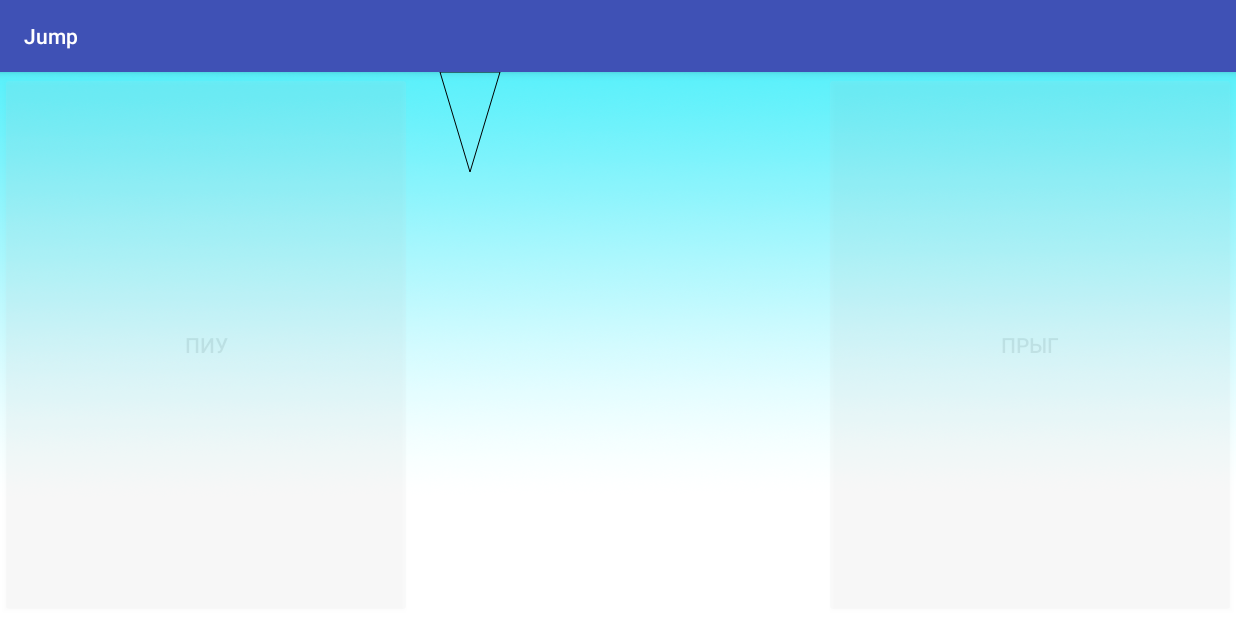
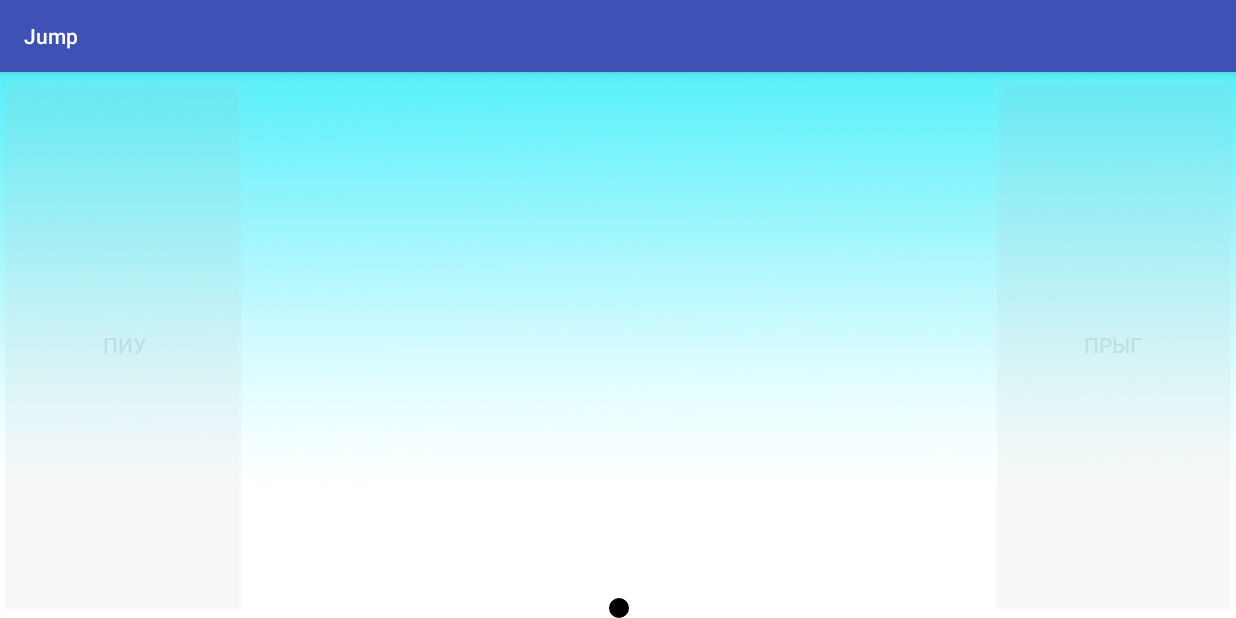
Before and after one commit to AlinaUsh/Jump_1, an Android app: the Start screen opened directly, with no data from a screen before it, on a phone screen of 824 x 412 dp (held sideways). Run offline under Robolectric (Android 15) with nearby library versions, the phone set to English and light mode, and no system bars.

Commit message:
1 commit

```diff
--- a/app/src/main/java/com/example/harrix/jump/Draw.kt
+++ b/app/src/main/java/com/example/harrix/jump/Draw.kt
@@ -2,6 +2,7 @@ package com.example.harrix.jump
 
 import android.content.Context
 import android.graphics.Canvas
+import android.graphics.Color
 import android.graphics.Paint
 import android.graphics.Point
 import android.view.View
@@ -9,9 +10,9 @@ import android.view.View
 class Draw (context : Context) : View(context){
 
     var touch = false
-    /*var dy : Int = 2//разница в высоте между перерисовками
-    var dh : Int = 0//изменение высоты*/
-
+    var dy : Int = 8//разница в высоте между перерисовками
+    var dh : Int = 0//изменение высоты
+    var hOfJump : Int = 150//высоты прыжка
 
     var x = 50
     val dx = 2
@@ -24,8 +25,7 @@ class Draw (context : Context) : View(context){
 
         var paint = Paint()
 
-
-        fun drawTriangle(triangle: Triangle){
+        /*fun drawTriangle(triangle: Triangle){
             val p1 : Point = Point(triangle.x-triangle.w,triangle.y)
             val p2 = Point(triangle.x + triangle.w,triangle.y)
             val p3 = Point(triangle.x,triangle.y + triangle.orient*triangle.h)
@@ -42,10 +42,26 @@ class Draw (context : Context) : View(context){
         }else {
             drawTriangle(Triangle(x, 0, 1))
 
+        }*/
+        var y0 = canvas.height;
+        if (touch) {
+            dh += dy;
+            if (dh >= hOfJump)
+                dy *= -1
+            canvas.drawCircle((canvas.width / 2).toFloat(), (y0 - dh - 10).toFloat(), 10f, paint)
+            //отрисовка объекта
+            //проверка препядствий
+            if (dh == 0)
+            {
+                //dy *= -1
+                touch = false
+            }
         }
-        /*if (touch) {
-            y += dy;
-        }*/
+        else{
+            dy = 1
+            canvas.drawCircle((canvas.width / 2).toFloat(), (y0 - 10).toFloat(), 10f, paint)
+            //отрисовка объекта
+        }
         invalidate()
 
     }
--- a/app/src/main/java/com/example/harrix/jump/Start.kt
+++ b/app/src/main/java/com/example/harrix/jump/Start.kt
@@ -34,6 +34,6 @@ class Start : AppCompatActivity() {
 
         lay.addView(draw)
 
-        but1.setOnClickListener { draw.touch = true}
+        but2.setOnClickListener { draw.touch = true}
     }
 }
--- a/app/src/main/res/layout/activity_start.xml
+++ b/app/src/main/res/layout/activity_start.xml
@@ -14,7 +14,7 @@
         android:id="@+id/but1"
         android:text="ПИУ"
         android:layout_alignParentLeft="true"
-        android:layout_weight="1"
+        android:layout_weight="2"
         android:alpha="0.1"/>
 
 
@@ -23,15 +23,14 @@
         android:layout_width="match_parent"
         android:layout_height="match_parent"
         android:layout_weight="1"
-        android:orientation="horizontal"></LinearLayout>
+        android:orientation="horizontal" />
 
     <Button
+        android:id="@+id/but2"
         android:layout_width="match_parent"
         android:layout_height="match_parent"
-        android:id="@+id/but2"
-        android:layout_weight="1"
-        android:text="ПРЫГ"
-        android:layout_alignParentRight="true"
-        android:alpha="0.1"/>
+        android:layout_weight="2"
+        android:alpha="0.1"
+        android:text="ПРЫГ" />
 
 </LinearLayout>
```
